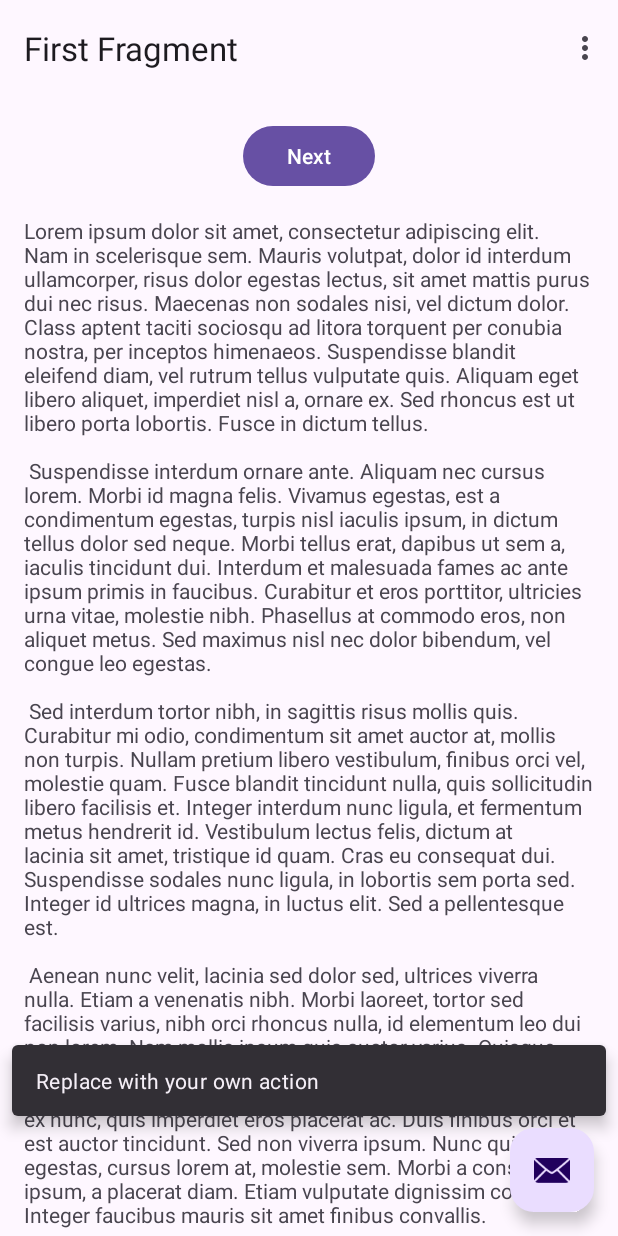
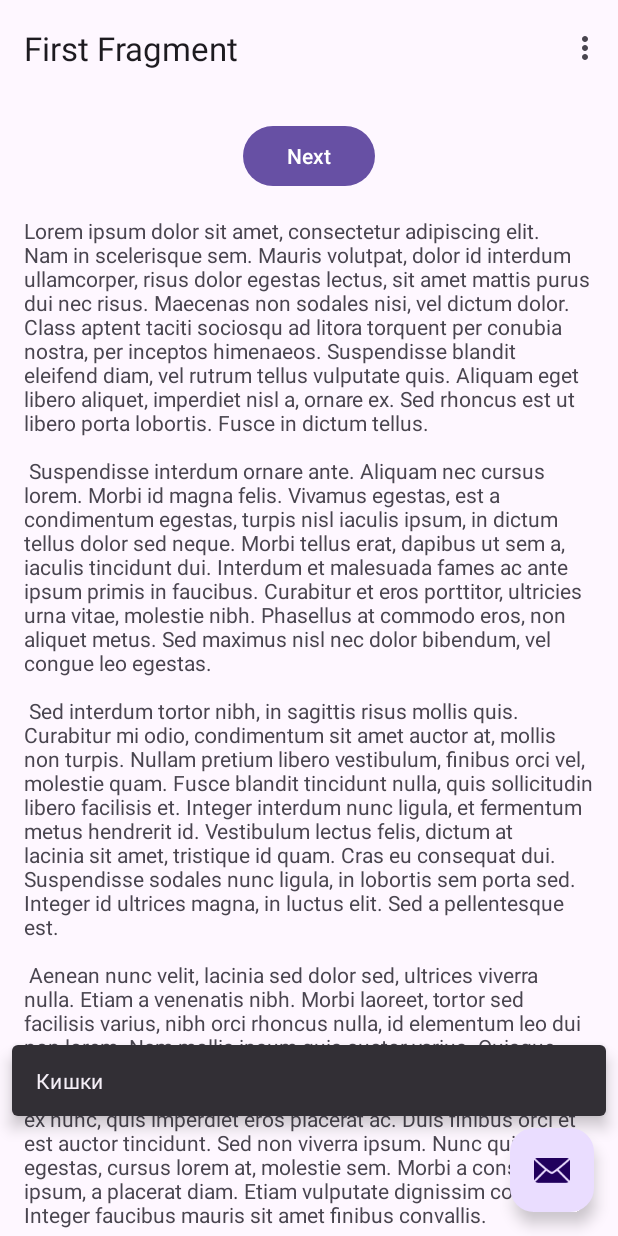
Before and after one commit to kostya-yesypenko/WorkoutApp, an Android app: the screen it shows after launch (MainActivity), after a tap on an icon or button, on a phone screen of 412 x 824 dp. Run offline under Robolectric (Android 15) with nearby library versions, the phone set to English and light mode, and no system bars; our stand-ins replace navigation-ui.

Commit message:
Перевірка

```diff
--- a/app/src/main/java/com/example/kursovavavaaa/MainActivity.kt
+++ b/app/src/main/java/com/example/kursovavavaaa/MainActivity.kt
@@ -29,7 +29,7 @@ class MainActivity : AppCompatActivity() {
         setupActionBarWithNavController(navController, appBarConfiguration)
 
         binding.fab.setOnClickListener { view ->
-            Snackbar.make(view, "Replace with your own action", Snackbar.LENGTH_LONG)
+            Snackbar.make(view, "Кишки", Snackbar.LENGTH_LONG)
                 .setAction("Action", null)
                 .setAnchorView(R.id.fab).show()
         }
```
